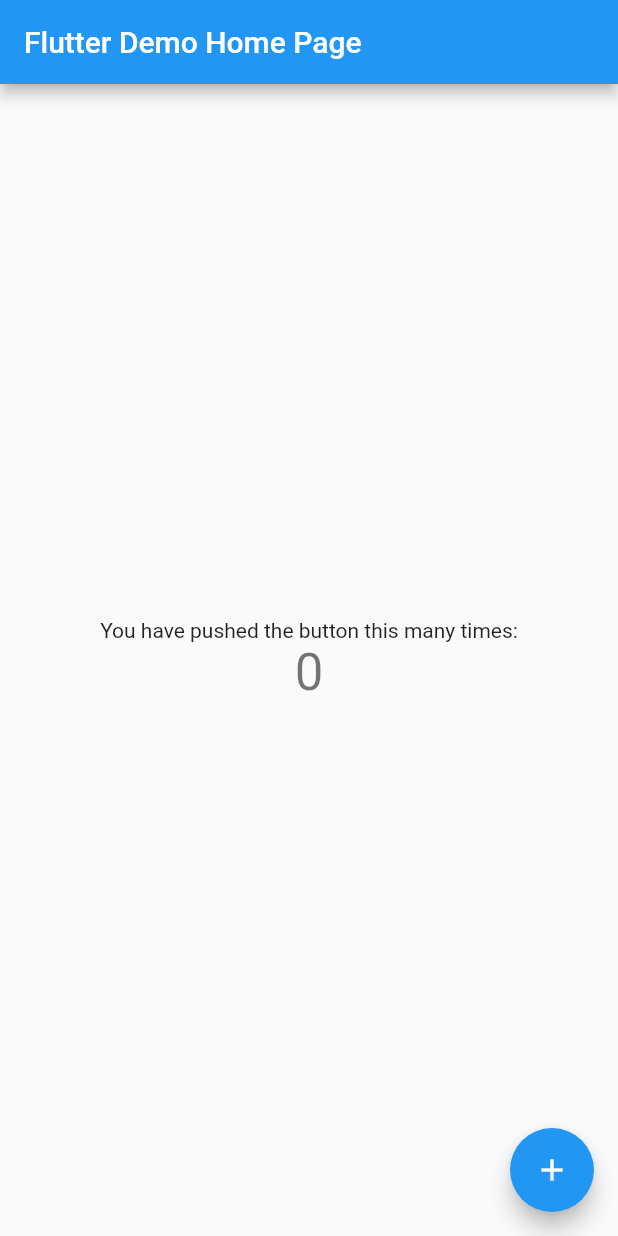
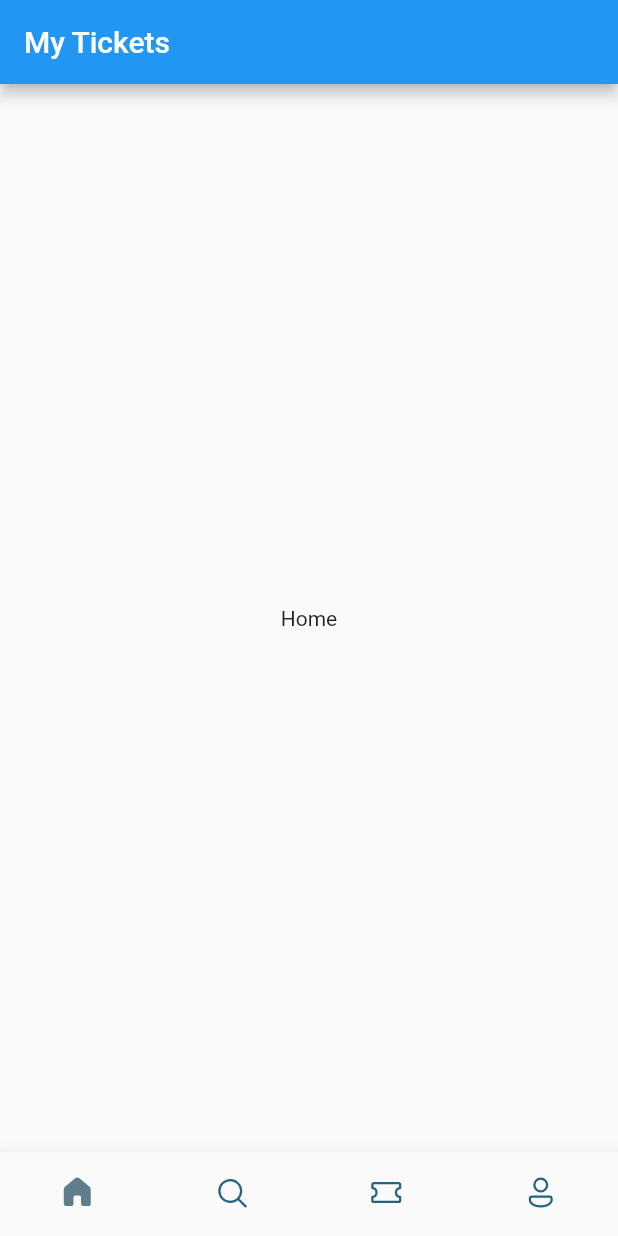
Before and after one commit to eerfunn/project-m-flutter-ticket-booking, a Flutter app: the screen it shows after launch, on a phone screen of 412 x 824 dp. Run offline on Flutter 3.47's test engine with Material 2 defaults, Android fonts, the phone set to English and light mode, and no system bars; our stand-ins replace fluentui_icons.

Commit message:
Add Feature: Bottom Navigation

```diff
--- a/lib/main.dart
+++ b/lib/main.dart
@@ -1,4 +1,5 @@
 import 'package:flutter/material.dart';
+import 'package:mostima_ticketbooking/screens/bottom_bar.dart';
 
 void main() {
   runApp(const MyApp());
@@ -13,103 +14,9 @@ class MyApp extends StatelessWidget {
     return MaterialApp(
       title: 'Flutter Demo',
       theme: ThemeData(
-        // This is the theme of your application.
-        //
-        // Try running your application with "flutter run". You'll see the
-        // application has a blue toolbar. Then, without quitting the app, try
-        // changing the primarySwatch below to Colors.green and then invoke
-        // "hot reload" (press "r" in the console where you ran "flutter run",
-        // or simply save your changes to "hot reload" in a Flutter IDE).
-        // Notice that the counter didn't reset back to zero; the application
-        // is not restarted.
         primarySwatch: Colors.blue,
       ),
-      home: const MyHomePage(title: 'Flutter Demo Home Page'),
+      home: const BottomBar(),
     );
   }
 }
-
-class MyHomePage extends StatefulWidget {
-  const MyHomePage({Key? key, required this.title}) : super(key: key);
-
-  // This widget is the home page of your application. It is stateful, meaning
-  // that it has a State object (defined below) that contains fields that affect
-  // how it looks.
-
-  // This class is the configuration for the state. It holds the values (in this
-  // case the title) provided by the parent (in this case the App widget) and
-  // used by the build method of the State. Fields in a Widget subclass are
-  // always marked "final".
-
-  final String title;
-
-  @override
-  State<MyHomePage> createState() => _MyHomePageState();
-}
-
-class _MyHomePageState extends State<MyHomePage> {
-  int _counter = 0;
-
-  void _incrementCounter() {
-    setState(() {
-      // This call to setState tells the Flutter framework that something has
-      // changed in this State, which causes it to rerun the build method below
-      // so that the display can reflect the updated values. If we changed
-      // _counter without calling setState(), then the build method would not be
-      // called again, and so nothing would appear to happen.
-      _counter++;
-    });
-  }
-
-  @override
-  Widget build(BuildContext context) {
-    // This method is rerun every time setState is called, for instance as done
-    // by the _incrementCounter method above.
-    //
-    // The Flutter framework has been optimized to make rerunning build methods
-    // fast, so that you can just rebuild anything that needs updating rather
-    // than having to individually change instances of widgets.
-    return Scaffold(
-      appBar: AppBar(
-        // Here we take the value from the MyHomePage object that was created by
-        // the App.build method, and use it to set our appbar title.
-        title: Text(widget.title),
-      ),
-      body: Center(
-        // Center is a layout widget. It takes a single child and positions it
-        // in the middle of the parent.
-        child: Column(
-          // Column is also a layout widget. It takes a list of children and
-          // arranges them vertically. By default, it sizes itself to fit its
-          // children horizontally, and tries to be as tall as its parent.
-          //
-          // Invoke "debug painting" (press "p" in the console, choose the
-          // "Toggle Debug Paint" action from the Flutter Inspector in Android
-          // Studio, or the "Toggle Debug Paint" command in Visual Studio Code)
-          // to see the wireframe for each widget.
-          //
-          // Column has various properties to control how it sizes itself and
-          // how it positions its children. Here we use mainAxisAlignment to
-          // center the children vertically; the main axis here is the vertical
-          // axis because Columns are vertical (the cross axis would be
-          // horizontal).
-          mainAxisAlignment: MainAxisAlignment.center,
-          children: <Widget>[
-            const Text(
-              'You have pushed the button this many times:',
-            ),
-            Text(
-              '$_counter',
-              style: Theme.of(context).textTheme.headline4,
-            ),
-          ],
-        ),
-      ),
-      floatingActionButton: FloatingActionButton(
-        onPressed: _incrementCounter,
-        tooltip: 'Increment',
-        child: const Icon(Icons.add),
-      ), // This trailing comma makes auto-formatting nicer for build methods.
-    );
-  }
-}
--- /dev/null
+++ b/lib/screens/bottom_bar.dart
@@ -0,0 +1,54 @@
+import 'package:fluentui_icons/fluentui_icons.dart';
+import 'package:flutter/material.dart';
+
+class BottomBar extends StatefulWidget {
+  const BottomBar({Key? key}) : super(key: key);
+
+  @override
+  State<BottomBar> createState() => _BottomBarState();
+}
+
+class _BottomBarState extends State<BottomBar> {
+  int _selectedIndex=0;
+  static final List <Widget>_widgetOptions =<Widget>[
+    const Text("Home"),
+    const Text("Search"),
+    const Text("Tickets"),
+    const Text("Profile")
+  ];
+  void _onItemTapped(int index){
+    setState(() {
+      _selectedIndex=index;
+    });
+  }
+
+  @override
+  Widget build(BuildContext context) {
+    return Scaffold(
+      appBar: AppBar(title: const Text("My Tickets"),
+      ),
+      body: Center(
+        child: _widgetOptions[_selectedIndex]
+      ),
+      bottomNavigationBar: BottomNavigationBar(
+        type: BottomNavigationBarType.fixed,
+        currentIndex: _selectedIndex,
+        onTap: _onItemTapped,
+        elevation: 10,
+        showSelectedLabels: false,
+        showUnselectedLabels: false,
+        selectedItemColor: Colors.blueGrey,
+        unselectedItemColor: const Color(0xFF256480),
+        items: const [
+        BottomNavigationBarItem(icon: Icon(FluentSystemIcons.ic_fluent_home_regular),
+        activeIcon: Icon(FluentSystemIcons.ic_fluent_home_filled), label: "Home"),
+        BottomNavigationBarItem(icon: Icon(FluentSystemIcons.ic_fluent_search_regular),
+        activeIcon: Icon(FluentSystemIcons.ic_fluent_search_filled),  label: "Search"),
+        BottomNavigationBarItem(icon: Icon(FluentSystemIcons.ic_fluent_ticket_regular),
+        activeIcon: Icon(FluentSystemIcons.ic_fluent_ticket_filled),  label: "Ticket"),
+        BottomNavigationBarItem(icon: Icon(FluentSystemIcons.ic_fluent_person_regular),
+        activeIcon: Icon(FluentSystemIcons.ic_fluent_person_filled),  label: "Profile")
+      ]),
+    );
+  }
+}
--- a/pubspec.yaml
+++ b/pubspec.yaml
@@ -3,7 +3,7 @@ description: A new Flutter project.
 
 # The following line prevents the package from being accidentally published to
 # pub.dev using `flutter pub publish`. This is preferred for private packages.
-publish_to: 'none' # Remove this line if you wish to publish to pub.dev
+publish_to: "none" # Remove this line if you wish to publish to pub.dev
 
 # The following defines the version and build number for your application.
 # A version number is three numbers separated by dots, like 1.2.43
@@ -30,10 +30,10 @@ dependencies:
   flutter:
     sdk: flutter
 
-
   # The following adds the Cupertino Icons font to your application.
   # Use with the CupertinoIcons class for iOS style icons.
   cupertino_icons: ^1.0.2
+  fluentui_icons: ^1.0.0
 
 dev_dependencies:
   flutter_test:
@@ -51,7 +51,6 @@ dev_dependencies:
 
 # The following section is specific to Flutter packages.
 flutter:
-
   # The following line ensures that the Material Icons font is
   # included with your application, so that you can use the icons in
   # the material Icons class.
```
Also changed, not shown: pubspec.lock.
